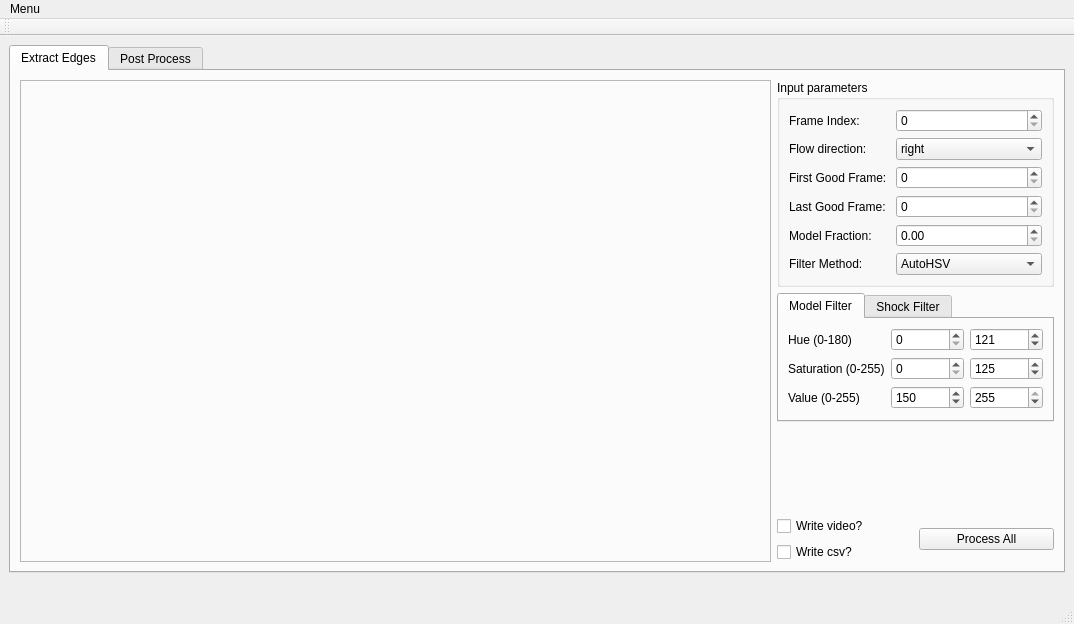
alexandrequ/arcjetCV, file gui/arcjetCV.ui: the form before one commit.
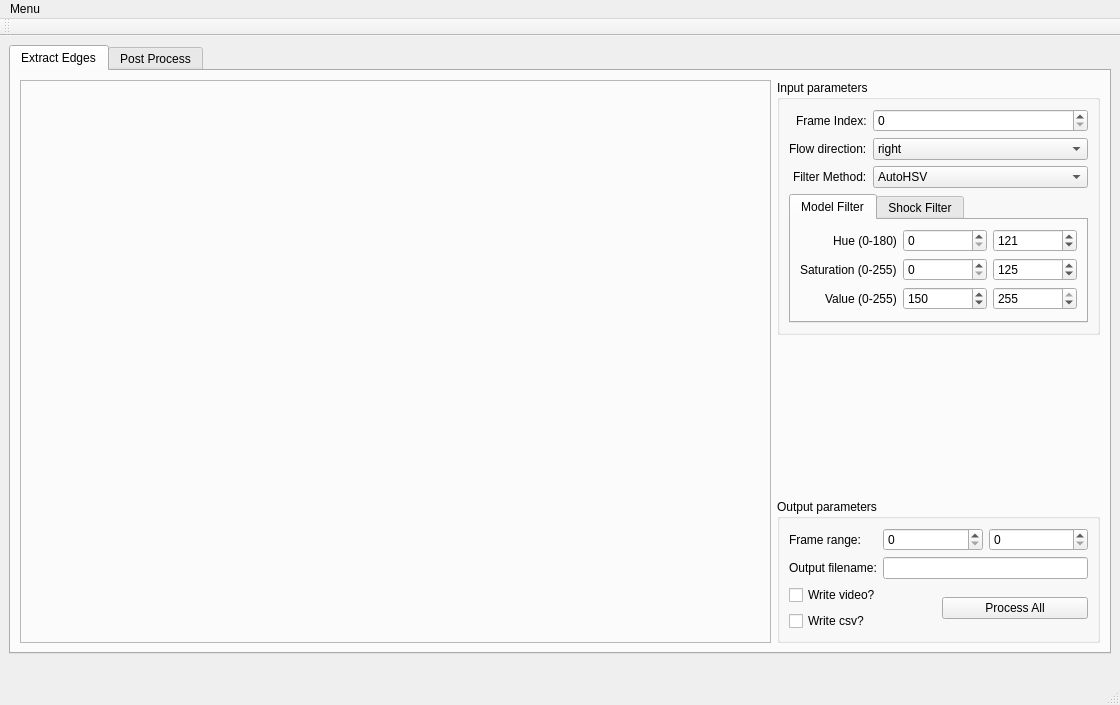
The form after the commit. The open tabs and pages were chosen to show the change.

Commit message: fixed bugs from mouse-tracking & empty filepath, modified ui

Diff of the .ui file:
```diff
--- a/gui/arcjetCV.ui
+++ b/gui/arcjetCV.ui
@@ -6,8 +6,8 @@
    <rect>
     <x>0</x>
     <y>0</y>
-    <width>1074</width>
-    <height>624</height>
+    <width>1120</width>
+    <height>705</height>
    </rect>
   </property>
   <property name="windowTitle">
@@ -79,6 +79,9 @@
             <layout class="QVBoxLayout" name="verticalLayout_5">
              <item>
               <layout class="QFormLayout" name="formLayout">
+               <property name="labelAlignment">
+                <set>Qt::AlignRight|Qt::AlignTrailing|Qt::AlignVCenter</set>
+               </property>
                <item row="0" column="0">
                 <widget class="QLabel" name="label_7">
                  <property name="text">
@@ -117,58 +120,14 @@
                  </item>
                 </widget>
                </item>
-               <item row="2" column="0">
-                <widget class="QLabel" name="label_17">
-                 <property name="text">
-                  <string>First Good Frame: </string>
-                 </property>
-                </widget>
-               </item>
-               <item row="2" column="1">
-                <widget class="QSpinBox" name="spinBox_FirstGoodFrame">
-                 <property name="maximum">
-                  <number>100000</number>
-                 </property>
-                 <property name="value">
-                  <number>0</number>
-                 </property>
-                </widget>
-               </item>
                <item row="3" column="0">
-                <widget class="QLabel" name="label_18">
-                 <property name="text">
-                  <string>Last Good Frame:</string>
-                 </property>
-                </widget>
-               </item>
-               <item row="3" column="1">
-                <widget class="QSpinBox" name="spinBox_LastGoodFrame">
-                 <property name="maximum">
-                  <number>100000</number>
-                 </property>
-                 <property name="value">
-                  <number>0</number>
-                 </property>
-                </widget>
-               </item>
-               <item row="4" column="0">
-                <widget class="QLabel" name="label_19">
-                 <property name="text">
-                  <string>Model Fraction:</string>
-                 </property>
-                </widget>
-               </item>
-               <item row="4" column="1">
-                <widget class="QDoubleSpinBox" name="doubleSpinBox_modelFraction"/>
-               </item>
-               <item row="5" column="0">
                 <widget class="QLabel" name="label_4">
                  <property name="text">
                   <string>Filter Method:</string>
                  </property>
                 </widget>
                </item>
-               <item row="5" column="1">
+               <item row="3" column="1">
                 <widget class="QComboBox" name="comboBox_filterType">
                  <item>
                   <property name="text">
@@ -194,13 +153,10 @@
                </item>
               </layout>
              </item>
-            </layout>
-           </widget>
-          </item>
           <item>
            <widget class="QTabWidget" name="FilterTabs">
             <property name="currentIndex">
-             <number>1</number>
+                <number>0</number>
             </property>
             <widget class="QWidget" name="tab_3">
              <attribute name="title">
@@ -212,6 +168,9 @@
                 <property name="fieldGrowthPolicy">
                  <enum>QFormLayout::AllNonFixedFieldsGrow</enum>
                 </property>
+                   <property name="labelAlignment">
+                    <set>Qt::AlignRight|Qt::AlignTrailing|Qt::AlignVCenter</set>
+                   </property>
                 <item row="0" column="0">
                  <widget class="QLabel" name="label_8">
                   <property name="text">
@@ -319,6 +278,9 @@
                 <property name="fieldGrowthPolicy">
                  <enum>QFormLayout::AllNonFixedFieldsGrow</enum>
                 </property>
+                   <property name="labelAlignment">
+                    <set>Qt::AlignRight|Qt::AlignTrailing|Qt::AlignVCenter</set>
+                   </property>
                 <item row="1" column="0">
                  <widget class="QLabel" name="label_15">
                   <property name="text">
@@ -418,6 +380,9 @@
             </widget>
            </widget>
           </item>
+            </layout>
+           </widget>
+          </item>
           <item>
            <spacer name="verticalSpacer">
             <property name="orientation">
@@ -432,6 +397,57 @@
            </spacer>
           </item>
           <item>
+           <widget class="QGroupBox" name="groupBox">
+            <property name="title">
+             <string>Output parameters</string>
+            </property>
+            <layout class="QVBoxLayout" name="verticalLayout_3">
+             <item>
+              <layout class="QFormLayout" name="formLayout_5">
+               <item row="0" column="0">
+                <widget class="QLabel" name="label_17">
+                 <property name="text">
+                  <string>Frame range:</string>
+                 </property>
+                </widget>
+               </item>
+               <item row="0" column="1">
+                <layout class="QHBoxLayout" name="horizontalLayout_10">
+                 <item>
+                  <widget class="QSpinBox" name="spinBox_FirstGoodFrame">
+                   <property name="maximum">
+                    <number>100000</number>
+                   </property>
+                   <property name="value">
+                    <number>0</number>
+                   </property>
+                  </widget>
+                 </item>
+                 <item>
+                  <widget class="QSpinBox" name="spinBox_LastGoodFrame">
+                   <property name="maximum">
+                    <number>100000</number>
+                   </property>
+                   <property name="value">
+                    <number>0</number>
+                   </property>
+                  </widget>
+                 </item>
+                </layout>
+               </item>
+               <item row="1" column="0">
+                <widget class="QLabel" name="label_20">
+                 <property name="text">
+                  <string>Output filename:</string>
+                 </property>
+                </widget>
+               </item>
+               <item row="1" column="1">
+                <widget class="QLineEdit" name="lineEdit_filename"/>
+               </item>
+              </layout>
+             </item>
+             <item>
            <layout class="QHBoxLayout" name="horizontalLayout">
             <item>
              <layout class="QVBoxLayout" name="verticalLayout">
@@ -461,6 +477,9 @@
            </layout>
           </item>
          </layout>
+           </widget>
+          </item>
+         </layout>
         </item>
        </layout>
       </widget>
@@ -622,7 +641,7 @@
     <rect>
      <x>0</x>
      <y>0</y>
-     <width>1074</width>
+     <width>1120</width>
      <height>22</height>
     </rect>
    </property>
```
Lines whose indentation alone changed are shown as unchanged. The commit also changes 3 other files.
